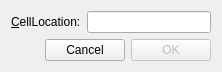
Dr-Xperience/GUI_Programming_with_QT4_BookProject_Chapter2, file GoToCell/gotocelldialog.ui: the form before one commit.
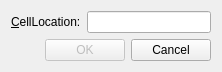
The form after the commit.

Commit message: Updated GoToCell Dialog with new class GoToCellDialog and completed the main.cpp

Diff of the .ui file:
```diff
--- a/GoToCell/gotocelldialog.ui
+++ b/GoToCell/gotocelldialog.ui
@@ -46,13 +46,6 @@
        </property>
       </spacer>
      </item>
-     <item>
-      <widget class="QPushButton" name="pushButtonCancel">
-       <property name="text">
-        <string>Cancel</string>
-       </property>
-      </widget>
-     </item>
      <item>
       <widget class="QPushButton" name="pushButtonOK">
        <property name="enabled">
@@ -66,6 +59,13 @@
        </property>
       </widget>
      </item>
+     <item>
+      <widget class="QPushButton" name="pushButtonCancel">
+       <property name="text">
+        <string>Cancel</string>
+       </property>
+      </widget>
+     </item>
     </layout>
    </item>
   </layout>
```
The commit also changes 11 other files.
